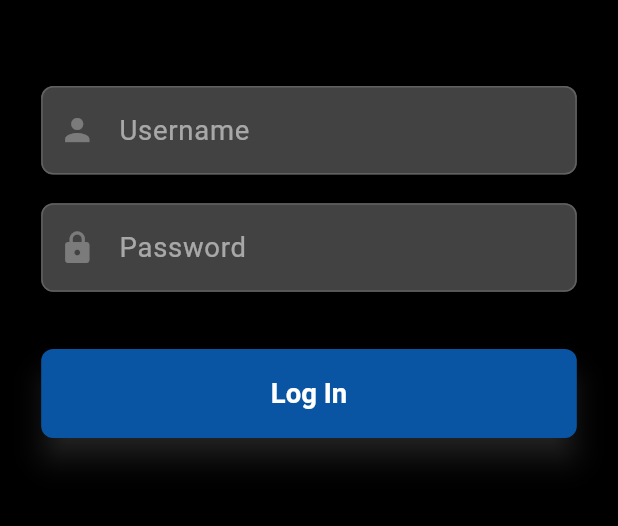
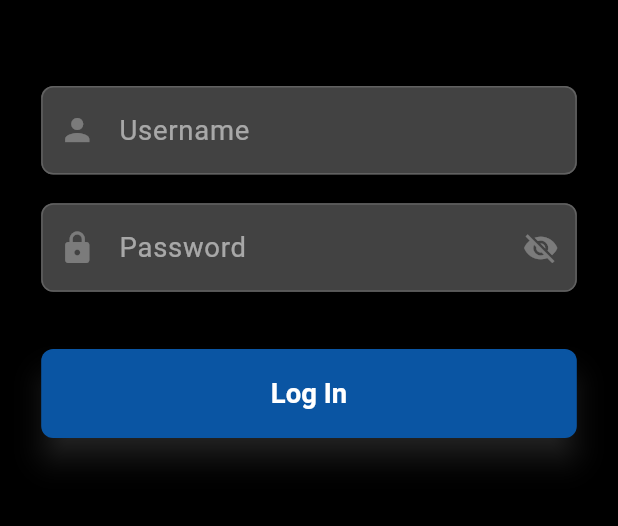
Before and after one commit to MannyChia/Digital-Media-Bridge-iOS, a Flutter app: the screen it shows after launch, on a phone screen of 412 x 824 dp, the part 438-964 px from its top. Run offline on Flutter 3.47's test engine with Material 3 defaults, Android fonts, the phone set to English and light mode, and no system bars; our stand-ins replace flutter_dotenv, flutter_screenutil, flutter_secure_storage, image_picker.

Commit message:
cleaned code + visibility ui

```diff
--- a/lib/dmb_functions.dart
+++ b/lib/dmb_functions.dart
@@ -71,16 +71,17 @@
 
 Future<Map<String, dynamic>> uploadImage(File imageFile, String username) async {
   var uri = Uri.parse('https://digitalmediabridge.tv/screenbuilder-server/api/upload');
-
-  // get imageFile type
   String? mimeType = lookupMimeType(imageFile.path);
-
-  // split mimeType into type and subtype
   String? type = mimeType?.split('/')[0];
   String? subtype = mimeType?.split('/')[1];
 
-  print("TYPE: $type");
-  print("SUBTYPE: $subtype");
+  if (kDebugMode) {
+    print("TYPE: $type");
+  }
+
+  if (kDebugMode) {
+    print("SUBTYPE: $subtype");
+  }
 
   var request = http.MultipartRequest('POST', uri)
     ..fields['filetype'] = 'images'
--- a/lib/main.dart
+++ b/lib/main.dart
@@ -203,11 +203,18 @@
   }
 }
 
-class LoginPage extends StatelessWidget {
-  LoginPage({super.key});
+class LoginPage extends StatefulWidget {
+  const LoginPage({super.key});
+
+  @override
+  State<LoginPage> createState() => _LoginPageState();
+}
+
+class _LoginPageState extends State<LoginPage> {
   final _formKey = GlobalKey<FormState>();
   final TextEditingController emailController = TextEditingController();
   final TextEditingController passwordController = TextEditingController();
+  bool _passwordPeak = false;
 
   Future<void> _saveUsername(String login, String password) async {
     await systemStorage.write(key: "KEY_USERNAME", value: login);
@@ -273,12 +280,25 @@
                     SizedBox(height: 16.h),
                     TextFormField(
                       controller: passwordController,
-                      obscureText: true,
+                      obscureText: !_passwordPeak,
                       style: TextStyle(color: Colors.white, fontSize: 16.sp),
                       cursorColor: Colors.white,
                       decoration: InputDecoration(
                         filled: true,
                         fillColor: Colors.grey[800],
+                        suffixIcon: IconButton(
+                          icon: Icon(
+                            _passwordPeak
+                                ? Icons.visibility
+                                : Icons.visibility_off,
+                            color: Colors.white30,
+                          ),
+                          onPressed: () {
+                            setState(() {
+                              _passwordPeak = !_passwordPeak;
+                            });
+                          },
+                        ),
                         prefixIcon:
                             const Icon(Icons.lock, color: Colors.white30),
                         hintText: 'Password',
```
Also changed, not shown: pubspec.lock.
